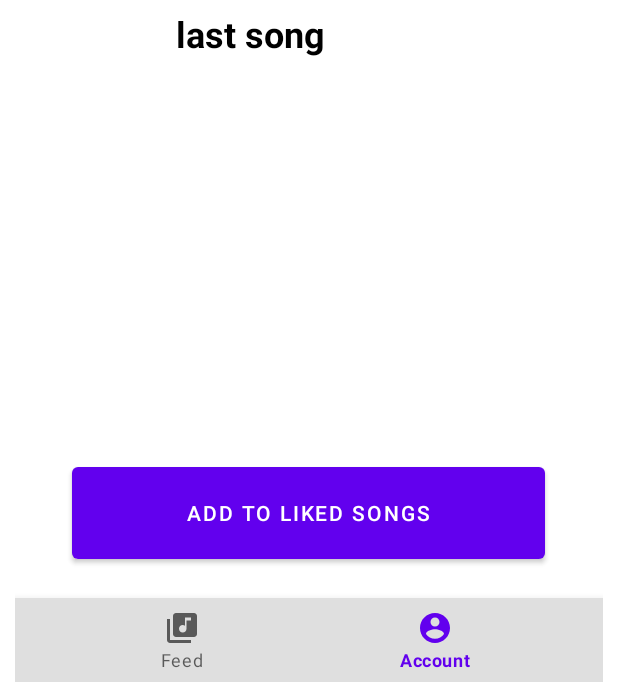
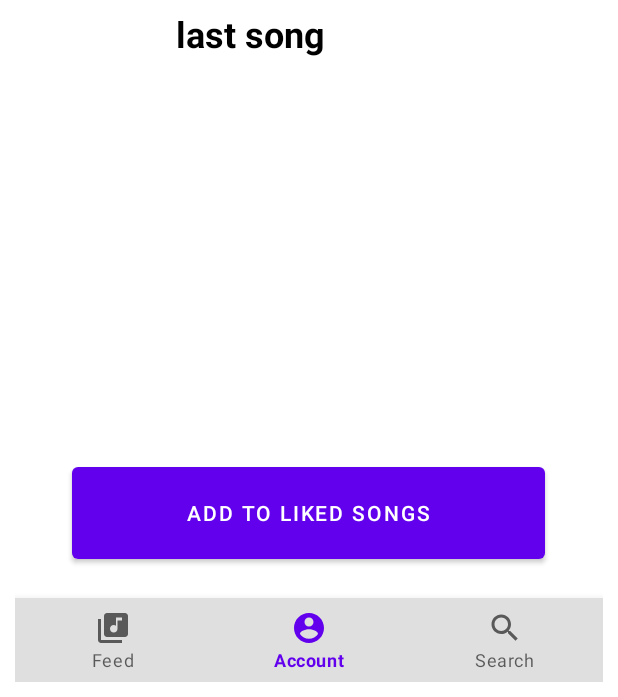
Before and after one commit to MeloCommunity/android, an Android app: the MainActivity screen opened directly, with no data from a screen before it, on a phone screen of 412 x 824 dp, the part 539-1236 px from its top. Run offline under Robolectric (Android 15) with nearby library versions, the phone set to English and light mode, and no system bars; our stand-ins replace Volley; network calls fail; pictures from the network do not load.

Commit message:
Search Fragment Architecture

```diff
--- a/app/src/main/java/com/example/melocommunity/MainActivity.java
+++ b/app/src/main/java/com/example/melocommunity/MainActivity.java
@@ -12,6 +12,7 @@ import android.view.MenuItem;
 
 import com.example.melocommunity.fragments.AccountFragment;
 import com.example.melocommunity.fragments.FeedFragment;
+import com.example.melocommunity.fragments.SearchFragment;
 import com.google.android.material.bottomnavigation.BottomNavigationView;
 
 
@@ -35,10 +36,14 @@ public class MainActivity extends AppCompatActivity {
                     case R.id.action_account:
                         fragment = new AccountFragment();
                         break;
+                    case R.id.action_search:
+                        fragment = new SearchFragment();
+                        break;
                     case R.id.action_feed:
                     default:
                         fragment = new FeedFragment();
                         break;
+
                 }
                 fragmentManager.beginTransaction().replace(R.id.flContainer, fragment).commit();
                 return true;
--- /dev/null
+++ b/app/src/main/res/drawable/ic_baseline_search_24.xml
@@ -0,0 +1,10 @@
+<vector xmlns:android="http://schemas.android.com/apk/res/android"
+    android:width="24dp"
+    android:height="24dp"
+    android:viewportWidth="24"
+    android:viewportHeight="24"
+    android:tint="?attr/colorControlNormal">
+  <path
+      android:fillColor="@android:color/white"
+      android:pathData="M15.5,14h-0.79l-0.28,-0.27C15.41,12.59 16,11.11 16,9.5 16,5.91 13.09,3 9.5,3S3,5.91 3,9.5 5.91,16 9.5,16c1.61,0 3.09,-0.59 4.23,-1.57l0.27,0.28v0.79l5,4.99L20.49,19l-4.99,-5zM9.5,14C7.01,14 5,11.99 5,9.5S7.01,5 9.5,5 14,7.01 14,9.5 11.99,14 9.5,14z"/>
+</vector>
--- a/app/src/main/res/menu/menu_bottom_navigation.xml
+++ b/app/src/main/res/menu/menu_bottom_navigation.xml
@@ -12,4 +12,9 @@
         android:icon="@drawable/ic_baseline_account_circle_24"
         android:title="Account"
         app:showAsAction="always" />
+    <item
+        android:id="@+id/action_search"
+        android:icon="@drawable/ic_baseline_search_24"
+        android:title="Search"
+        app:showAsAction="always" />
 </menu>
```
Also changed, not shown: app/src/main/java/com/example/melocommunity/fragments/SearchFragment.java (added, +36 -0 lines), app/src/main/res/layout/fragment_search.xml (added, +15 -0 lines), 27 other files.
